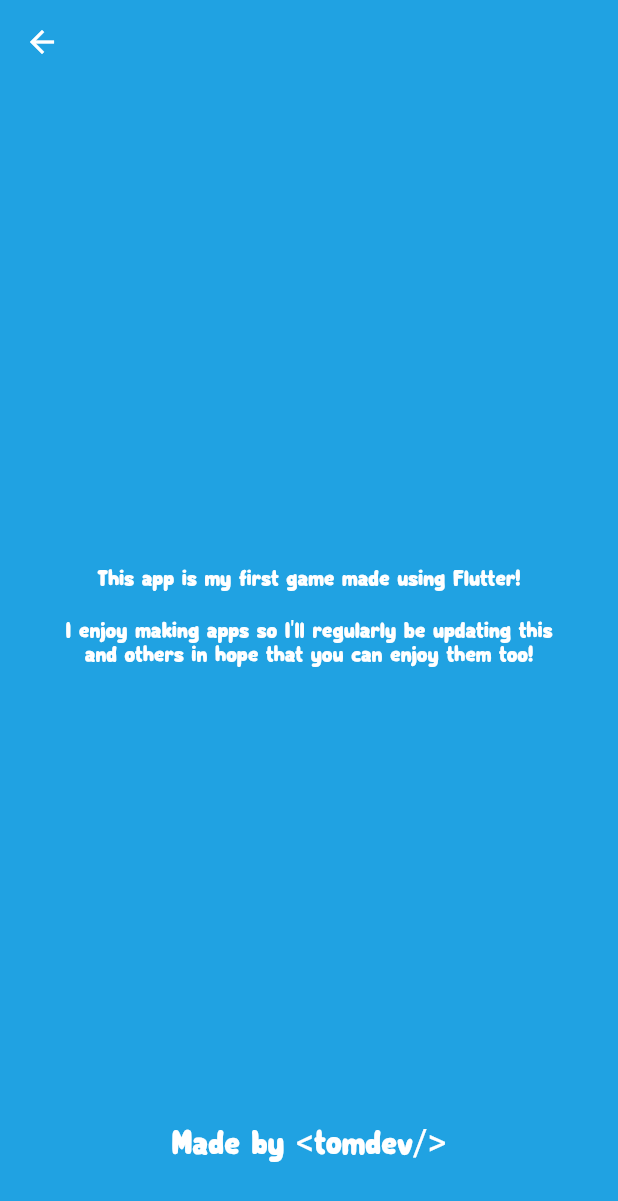
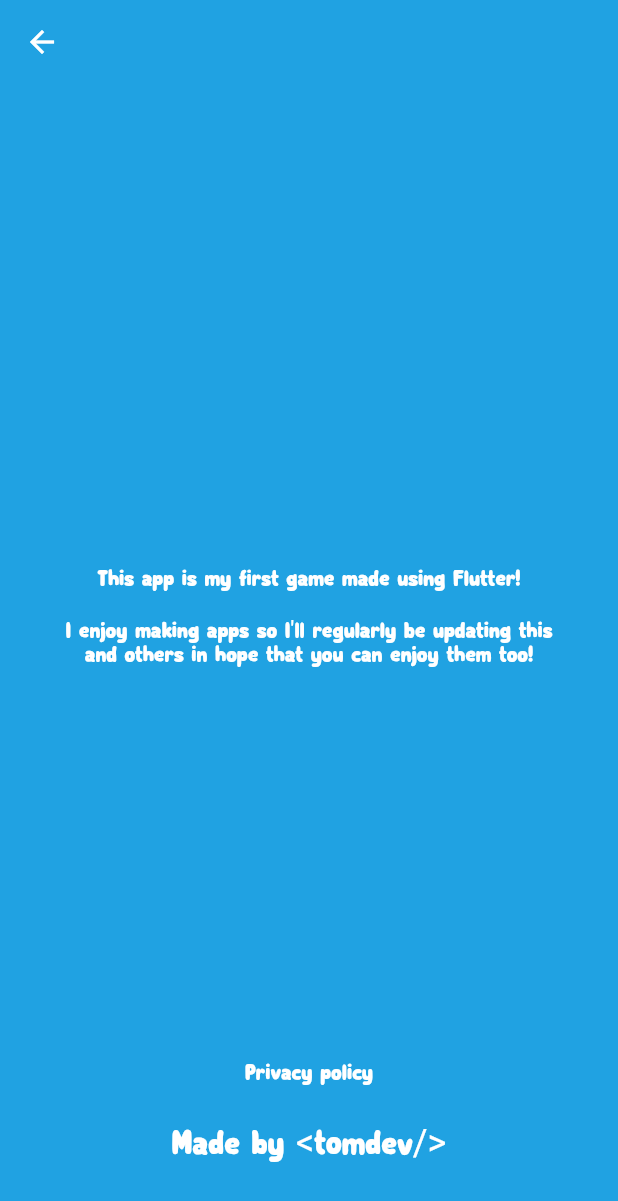
Before and after one commit to tomalabaster/wordie_app, a Flutter app: the AboutScreen screen opened by its route, on a phone screen of 412 x 824 dp. Shown: the top 1201 px of the screen. Run offline on Flutter 3.47's test engine with Material 2 defaults, Android fonts, the phone set to English and light mode, and no system bars; our stand-ins replace auto_size_text, firebase_analytics, sqflite; missing offline and left inert: firebase_admob; accounts and stored records are empty; project files that could hold a hidden picture were left out.

Commit message:
Privacy policy.

```diff
--- a/lib/screens/about_screen.dart
+++ b/lib/screens/about_screen.dart
@@ -1,4 +1,5 @@
 import 'package:flutter/material.dart';
+import 'package:url_launcher/url_launcher.dart';
 import 'package:wordie_app/preferences/styles.dart';
 
 class AboutScreen extends StatelessWidget {
@@ -44,13 +45,39 @@ class AboutScreen extends StatelessWidget {
             alignment: Alignment.bottomCenter,
             child: Padding(
               padding: EdgeInsets.only(bottom: 48.0),
+              child: Column(
+                mainAxisAlignment: MainAxisAlignment.end,
+                children: <Widget>[
+                  Padding(
+                    padding: EdgeInsets.only(bottom: 24.0),
+                    child: GestureDetector(
                       child: Text(
+                        "Privacy policy",
+                        style: TextStyle(
+                          color: Colors.white,
+                          fontFamily: 'Subscribe',
+                          fontSize: 16.0
+                        ),
+                      ),
+                      onTap: () async {
+                        const url = 'https://tomdev.co.uk/privacy-policy';
+                        if (await canLaunch(url)) {
+                          await launch(url);
+                        } else {
+                          throw 'Could not launch $url';
+                        }
+                      },
+                    ),
+                  ),
+                  Text(
                     "Made by <tomdev/>",
                     style: TextStyle(
                       color: Colors.white,
                       fontFamily: 'Subscribe',
                       fontSize: 24.0
                     ),
+                  )
+                ]
               )
             ),
           )
--- a/pubspec.yaml
+++ b/pubspec.yaml
@@ -19,6 +19,7 @@ dependencies:
   http: ^0.12.0+1
   auto_size_text: ^0.3.0
   sqflite: any
+  url_launcher: ^5.0.1
   flutter:
     sdk: flutter
 
```
Lines whose indentation alone changed are shown as unchanged.
